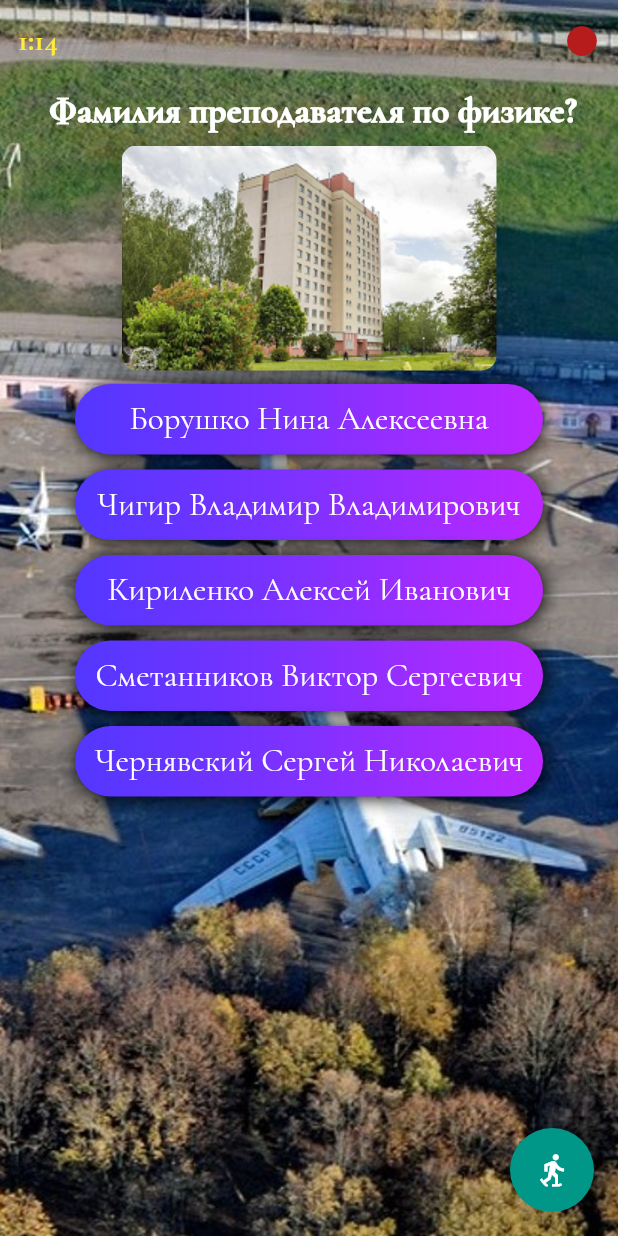
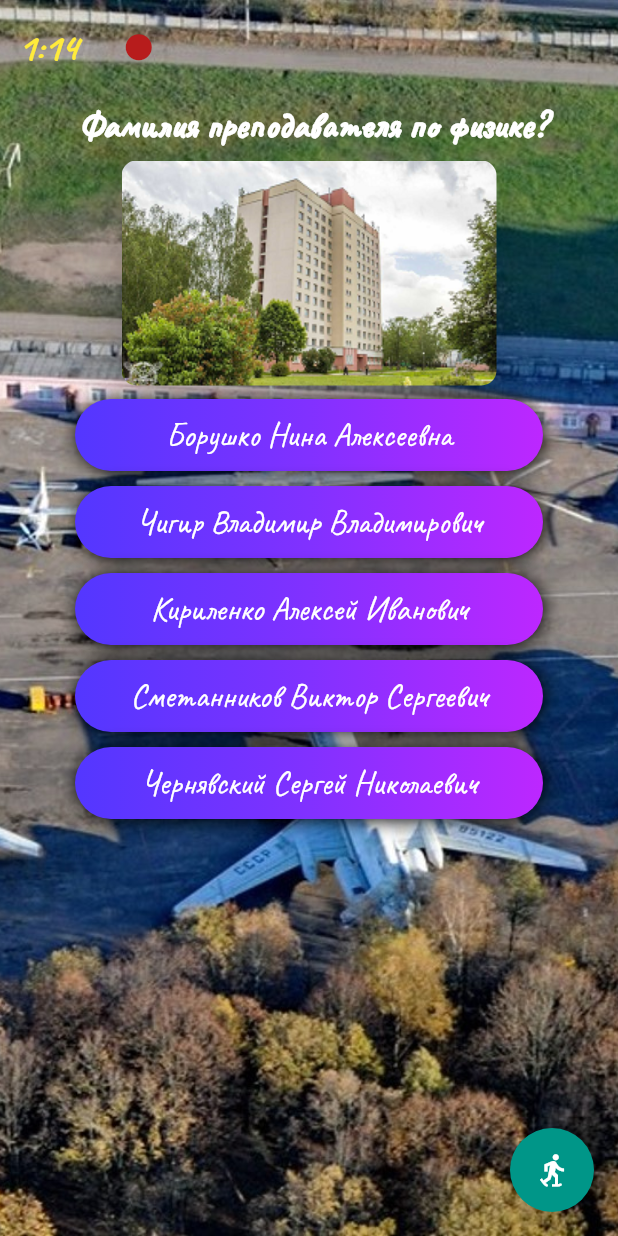
Before and after one commit to vitalyvitmens/matyga_quiz, a Flutter app: the screen it shows after launch, after a tap on "Юдо Александр Николаевич", on a phone screen of 412 x 824 dp. Run offline on Flutter 3.47's test engine with Material 2 defaults, Android fonts, the phone set to English and light mode, and no system bars.

Commit message:
добавил color SafeArea, настроил шрифты и RichText, пофиксил Icons in ProgresBar

```diff
--- a/lib/pages/home_page.dart
+++ b/lib/pages/home_page.dart
@@ -27,10 +27,22 @@ class _HomePageState extends State<HomePage> {
 
   void _onChangeAnswer(bool isCorrect) => setState(() {
         if (isCorrect) {
-          _icons.add(Icon(Icons.brightness_1, color: Colors.green[800]));
+          _icons.add(
+            Icon(
+              Icons.brightness_1,
+              size: 21.0,
+              color: Colors.green[800],
+            ),
+          );
           _countResult++;
         } else {
-          _icons.add(Icon(Icons.brightness_1, color: Colors.red[900]));
+          _icons.add(
+            Icon(
+              Icons.brightness_1,
+              size: 21.0,
+              color: Colors.red[900],
+            ),
+          );
         }
 
         _questionIndex += 1;
@@ -43,9 +55,11 @@ class _HomePageState extends State<HomePage> {
 
   @override
   Widget build(BuildContext context) {
-    return Scaffold(
-      body: SafeArea(
-        child: DefaultTextStyle.merge(
+    return Container(
+      color: Colors.indigo,
+      child: SafeArea(
+        child: Scaffold(
+          body: DefaultTextStyle.merge(
             style: whiteTextStyle,
             child: Container(
               constraints: const BoxConstraints.expand(),
@@ -79,7 +93,6 @@ class _HomePageState extends State<HomePage> {
               ),
             ),
           ),
-      ),
           floatingActionButton: FloatingActionButton(
             elevation: 20,
             child: const Icon(Icons.snowshoeing_sharp),
@@ -87,6 +100,8 @@ class _HomePageState extends State<HomePage> {
               SystemNavigator.pop();
             },
           ),
+        ),
+      ),
     );
   }
 }
--- a/lib/resources/theme.dart
+++ b/lib/resources/theme.dart
@@ -9,5 +9,5 @@ final usualTheme = ThemeData(
       headline5: TextStyle(fontWeight: FontWeight.bold),
     ),
     // указываем наш шрифт для всего приложения
-    fontFamily: "CormorantGaramond",
+    fontFamily: "Caveat",
     colorScheme: ColorScheme.fromSwatch().copyWith(secondary: Colors.teal));
--- a/lib/widgets/progress_bar.dart
+++ b/lib/widgets/progress_bar.dart
@@ -19,14 +19,17 @@ class ProgressBar extends StatelessWidget {
       margin: const EdgeInsets.symmetric(vertical: 10.0, horizontal: 7.0),
       child: Row(
         children: <Widget>[
-          Expanded(
+          SizedBox(
+            width: 60,
+            child: Expanded(
               child: Text(
                 '$count:$total',
                 textAlign: TextAlign.start,
                 style: const TextStyle(
-                fontSize: 20.0,
+                  fontSize: 26.0,
                   color: Colors.yellow,
                   fontWeight: FontWeight.bold,
+                ),
               ),
             ),
           ),
--- a/pubspec.yaml
+++ b/pubspec.yaml
@@ -79,6 +79,10 @@ flutter:
         - asset: assets/fonts/cormorant_garamond/regular.ttf
         - asset: assets/fonts/cormorant_garamond/bold.ttf
         - asset: assets/fonts/cormorant_garamond/medium.ttf
+    - family: Caveat
+      fonts:
+        - asset: assets/fonts/caveat/regular.ttf
+        - asset: assets/fonts/caveat/bold.ttf
   # An image asset can refer to one or more resolution-specific "variants", see
   # https://flutter.dev/assets-and-images/#resolution-aware.
 
```
Also changed, not shown: lib/widgets/result.dart (+19 -4 lines), assets/fonts/caveat/bold.ttf (added), assets/fonts/caveat/regular.ttf (added). Lines whose indentation alone changed are shown as unchanged.
